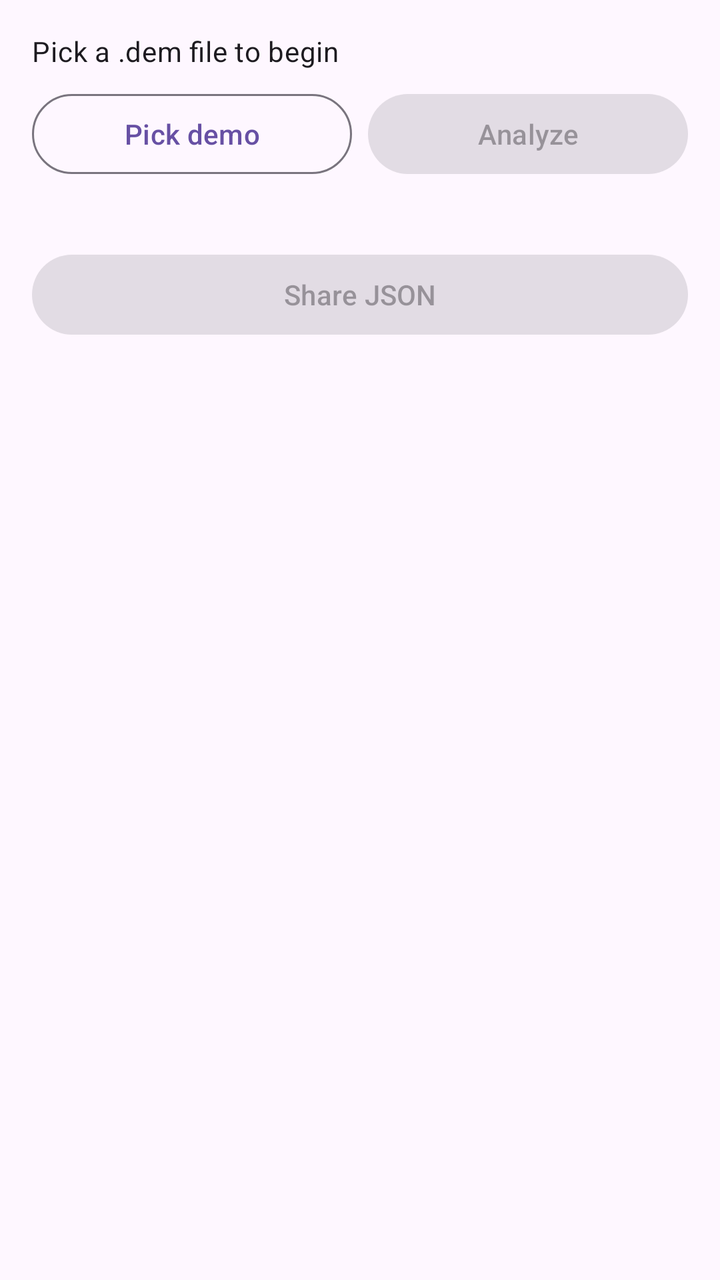
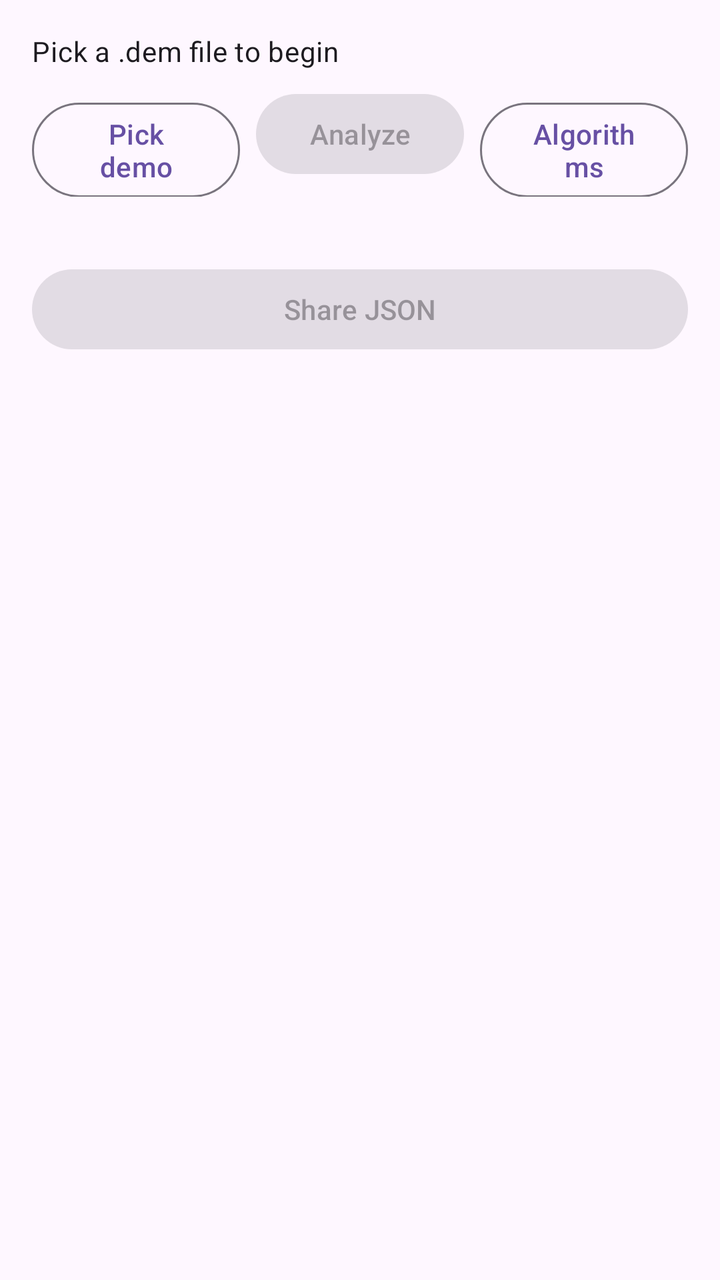

Compare the two renders of this Android layout. The source of the first and the diff that turns it into the second are given below.
<!-- AndroidManifest.xml: application theme Theme.Material3.DayNight.NoActionBar -->
<!-- res/layout/activity_main.xml -->
<?xml version="1.0" encoding="utf-8"?>
<LinearLayout xmlns:android="http://schemas.android.com/apk/res/android"
    android:layout_width="match_parent"
    android:layout_height="match_parent"
    android:orientation="vertical"
    android:padding="16dp">

    <TextView
        android:id="@+id/fileName"
        android:layout_width="match_parent"
        android:layout_height="wrap_content"
        android:text="@string/idle"
        android:textAppearance="?attr/textAppearanceBodyMedium" />

    <LinearLayout
        android:layout_width="match_parent"
        android:layout_height="wrap_content"
        android:layout_marginTop="8dp"
        android:orientation="horizontal">

        <Button
            android:id="@+id/pickButton"
            style="?attr/materialButtonOutlinedStyle"
            android:layout_width="0dp"
            android:layout_height="wrap_content"
            android:layout_marginEnd="4dp"
            android:layout_weight="1"
            android:text="@string/pick_demo" />

        <Button
            android:id="@+id/analyzeButton"
            android:layout_width="0dp"
            android:layout_height="wrap_content"
            android:layout_marginStart="4dp"
            android:layout_weight="1"
            android:enabled="false"
            android:text="@string/analyze" />
    </LinearLayout>

    <TextView
        android:id="@+id/progressLabel"
        android:layout_width="match_parent"
        android:layout_height="wrap_content"
        android:layout_marginTop="12dp"
        android:textAppearance="?attr/textAppearanceBodySmall"
        android:visibility="gone" />

    <ProgressBar
        android:id="@+id/progressBar"
        style="?android:attr/progressBarStyleHorizontal"
        android:layout_width="match_parent"
        android:layout_height="wrap_content"
        android:layout_marginTop="4dp"
        android:max="1000"
        android:visibility="gone" />

    <TextView
        android:id="@+id/status"
        android:layout_width="match_parent"
        android:layout_height="wrap_content"
        android:layout_marginTop="8dp"
        android:textAppearance="?attr/textAppearanceBodySmall" />

    <com.google.android.material.card.MaterialCardView
        android:id="@+id/demoInfoCard"
        android:layout_width="match_parent"
        android:layout_height="wrap_content"
        android:layout_marginTop="12dp"
        android:visibility="gone">

        <LinearLayout
            android:layout_width="match_parent"
            android:layout_height="wrap_content"
            android:orientation="vertical"
            android:padding="12dp">

            <TextView
                android:id="@+id/infoMap"
                android:layout_width="match_parent"
                android:layout_height="wrap_content"
                android:textAppearance="?attr/textAppearanceTitleMedium" />

            <TextView
                android:id="@+id/infoDetails"
                android:layout_width="match_parent"
                android:layout_height="wrap_content"
                android:layout_marginTop="4dp"
                android:textAppearance="?attr/textAppearanceBodySmall" />

            <TextView
                android:id="@+id/infoCounts"
                android:layout_width="match_parent"
                android:layout_height="wrap_content"
                android:layout_marginTop="4dp"
                android:textAppearance="?attr/textAppearanceBodySmall" />
        </LinearLayout>
    </com.google.android.material.card.MaterialCardView>

    <TextView
        android:id="@+id/detectionsHeader"
        android:layout_width="match_parent"
        android:layout_height="wrap_content"
        android:layout_marginTop="12dp"
        android:text="@string/detections"
        android:textAppearance="?attr/textAppearanceTitleSmall"
        android:visibility="gone" />

    <androidx.recyclerview.widget.RecyclerView
        android:id="@+id/detectionsList"
        android:layout_width="match_parent"
        android:layout_height="0dp"
        android:layout_marginTop="4dp"
        android:layout_weight="1"
        android:visibility="gone" />

    <Button
        android:id="@+id/shareButton"
        android:layout_width="match_parent"
        android:layout_height="wrap_content"
        android:layout_marginTop="8dp"
        android:enabled="false"
        android:text="@string/share_json" />
</LinearLayout>
<!-- resources referenced by this layout -->
<resources>
  <string name="analyze">Analyze</string>
  <string name="detections">Detections</string>
  <string name="idle">Pick a .dem file to begin</string>
  <string name="pick_demo">Pick demo</string>
  <string name="share_json">Share JSON</string>
</resources>

<!-- the commit's change to res/layout/activity_main.xml (unified diff, before → after) -->
@@ -31,10 +31,19 @@
             android:id="@+id/analyzeButton"
             android:layout_width="0dp"
             android:layout_height="wrap_content"
-            android:layout_marginStart="4dp"
+            android:layout_marginHorizontal="4dp"
             android:layout_weight="1"
             android:enabled="false"
             android:text="@string/analyze" />
+
+        <Button
+            android:id="@+id/settingsButton"
+            style="?attr/materialButtonOutlinedStyle"
+            android:layout_width="0dp"
+            android:layout_height="wrap_content"
+            android:layout_marginStart="4dp"
+            android:layout_weight="1"
+            android:text="@string/settings" />
     </LinearLayout>
 
     <TextView
<!-- resource entries referenced after the edit -->
@@ -4,6 +4,7 @@
   <string name="detections">Detections</string>
   <string name="idle">Pick a .dem file to begin</string>
   <string name="pick_demo">Pick demo</string>
+  <string name="settings">Algorithms</string>
   <string name="share_json">Share JSON</string>
 </resources>
 
